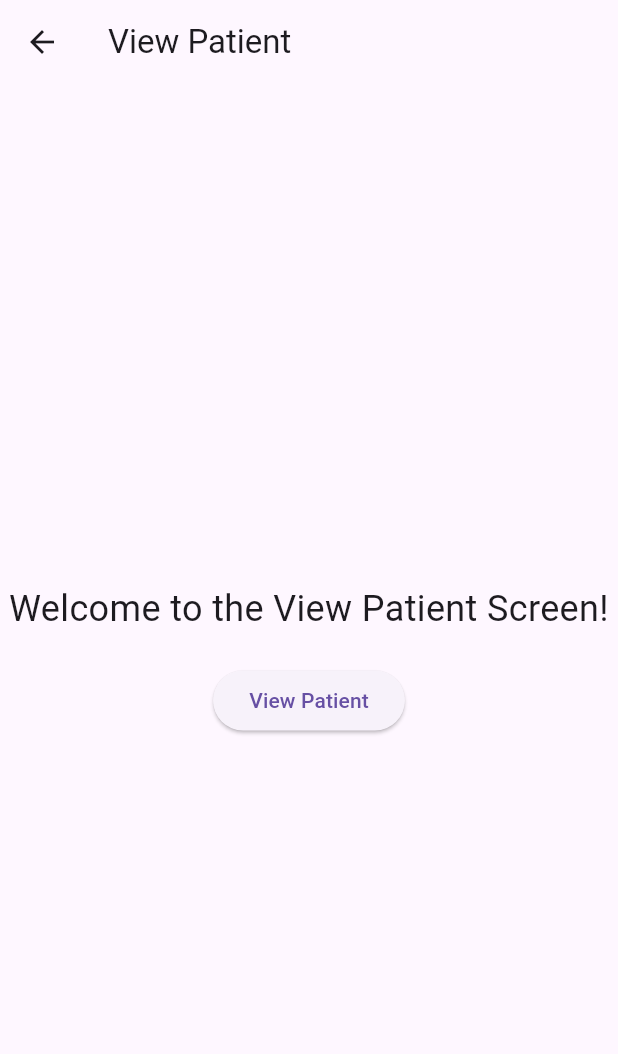
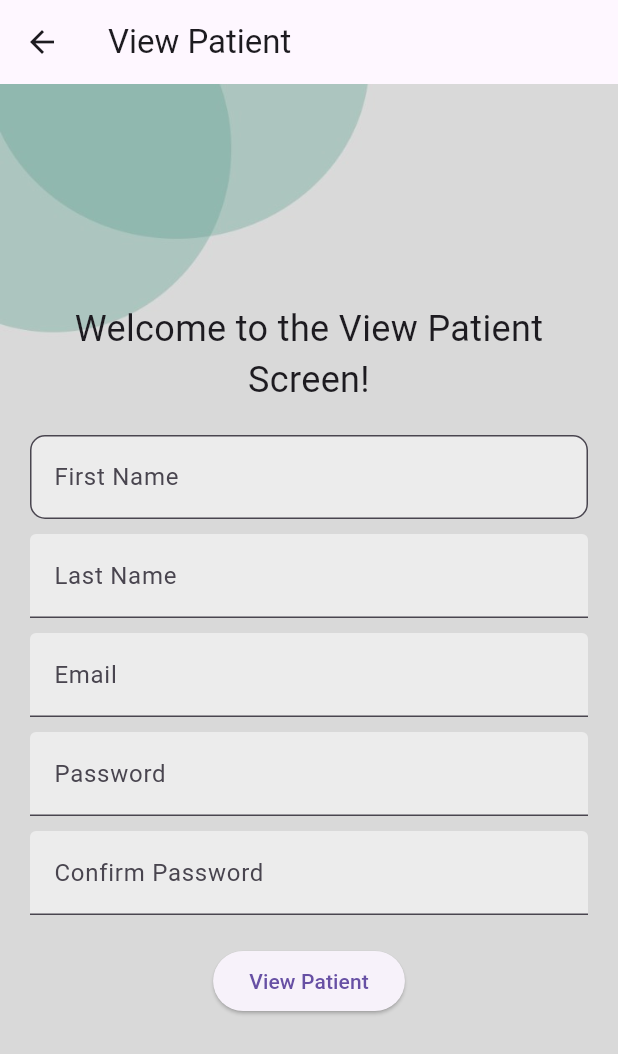
Before and after one commit to Kingmeky/patient_care, a Flutter app: the RegistrationScreen screen opened directly, on a phone screen of 412 x 824 dp. Shown: the top 1054 px of the screen. Run offline on Flutter 3.47's test engine with Material 3 defaults, Android fonts, the light colour scheme and no system bars.

Commit message:
designing registration screen

```diff
--- a/lib/RegistrationScreen.dart
+++ b/lib/RegistrationScreen.dart
@@ -7,7 +7,16 @@ class RegistrationScreen extends StatelessWidget {
       appBar: AppBar(
         title: Text('View Patient'),
       ),
-      body: Center(
+      body: Container(
+        decoration: BoxDecoration(
+          image: DecorationImage(
+            image: AssetImage("images/background.png"),
+            fit: BoxFit.cover,
+          ),
+        ),
+        child: Center(
+          child: Padding(
+            padding: const EdgeInsets.all(20.0),
             child: Column(
               mainAxisAlignment: MainAxisAlignment.center,
               children: [
@@ -15,6 +24,49 @@ class RegistrationScreen extends StatelessWidget {
                   'Welcome to the View Patient Screen!',
                   style: TextStyle(fontSize: 24.0),
                   textAlign: TextAlign.center,
+                ),
+                SizedBox(height: 20.0),
+                TextField(
+                  decoration: InputDecoration(
+                      labelText: 'First Name',
+                      filled: true,
+                      fillColor: Colors.white.withOpacity(0.5),
+                      border: OutlineInputBorder(
+                          borderRadius: BorderRadius.circular(10.0))),
+                ),
+                SizedBox(height: 10.0),
+                TextField(
+                  decoration: InputDecoration(
+                    labelText: 'Last Name',
+                    filled: true,
+                    fillColor: Colors.white.withOpacity(0.5),
+                  ),
+                ),
+                SizedBox(height: 10.0),
+                TextField(
+                  decoration: InputDecoration(
+                    labelText: 'Email',
+                    filled: true,
+                    fillColor: Colors.white.withOpacity(0.5),
+                  ),
+                ),
+                SizedBox(height: 10.0),
+                TextField(
+                  obscureText: true,
+                  decoration: InputDecoration(
+                    labelText: 'Password',
+                    filled: true,
+                    fillColor: Colors.white.withOpacity(0.5),
+                  ),
+                ),
+                SizedBox(height: 10.0),
+                TextField(
+                  obscureText: true,
+                  decoration: InputDecoration(
+                    labelText: 'Confirm Password',
+                    filled: true,
+                    fillColor: Colors.white.withOpacity(0.5),
+                  ),
                 ),
                 SizedBox(height: 20.0),
                 ElevatedButton(
@@ -26,6 +78,8 @@ class RegistrationScreen extends StatelessWidget {
               ],
             ),
           ),
+        ),
+      ),
     );
   }
 }
--- a/lib/main.dart
+++ b/lib/main.dart
@@ -1,6 +1,6 @@
 import 'package:flutter/material.dart';
 import 'HomeScreen.dart';
-import 'RegistrationScreen.dart';
+import 'RegistrationScreen.dart'; // Import your registration screen file
 
 void main() {
   runApp(MyApp());
```
Lines whose indentation alone changed are shown as unchanged.
